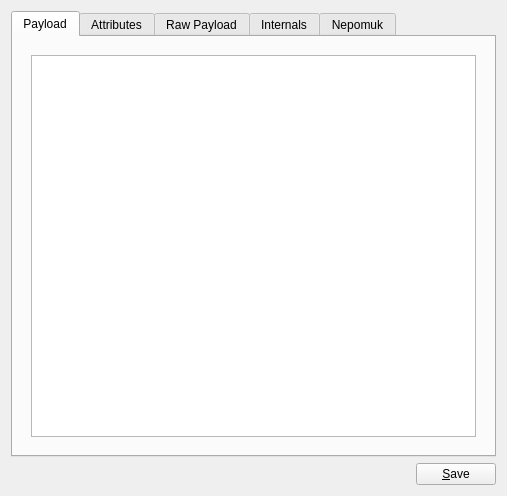
Qt form akonadi/akonadiconsole/browserwidget_contentview.ui (KDE/kdepim-runtime) before a commit.
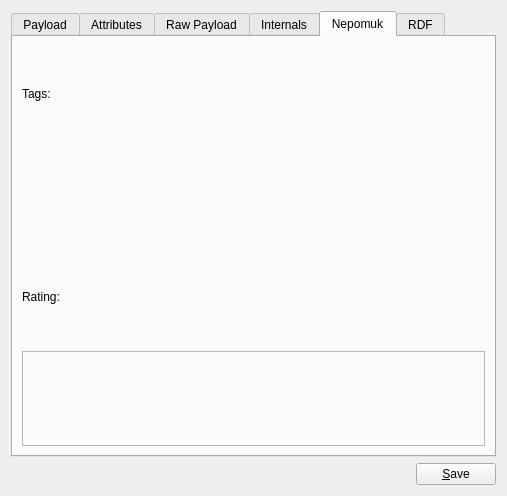
The same form after that commit. The open tabs and pages were chosen to show the change. Custom widgets are drawn as their Qt base class.

```diff
--- a/akonadi/akonadiconsole/browserwidget_contentview.ui
+++ b/akonadi/akonadiconsole/browserwidget_contentview.ui
@@ -280,10 +280,44 @@
        </item>
       </layout>
      </widget>
-     <widget class="QWidget" name="nepomukTab">
+     <widget class="QWidget" name="tab_5">
       <attribute name="title">
        <string>Nepomuk</string>
       </attribute>
+      <layout class="QVBoxLayout" name="verticalLayout_2">
+       <item>
+        <widget class="QLabel" name="label">
+         <property name="text">
+          <string>Tags:</string>
+         </property>
+        </widget>
+       </item>
+       <item>
+        <widget class="Nepomuk::TagWidget" name="tagWidget" native="true"/>
+       </item>
+       <item>
+        <widget class="QLabel" name="label_8">
+         <property name="text">
+          <string>Rating:</string>
+         </property>
+        </widget>
+       </item>
+       <item>
+        <widget class="KRatingWidget" name="ratingWidget">
+         <property name="frameShape">
+          <enum>QFrame::StyledPanel</enum>
+         </property>
+         <property name="frameShadow">
+          <enum>QFrame::Raised</enum>
+         </property>
+        </widget>
+       </item>
+      </layout>
+     </widget>
+     <widget class="QWidget" name="nepomukTab">
+      <attribute name="title">
+       <string>RDF</string>
+      </attribute>
       <layout class="QVBoxLayout" name="verticalLayout">
        <item>
         <widget class="QTreeView" name="nepomukView">
@@ -360,9 +394,21 @@
    <header location="global">kcal/kcalitembrowser.h</header>
   </customwidget>
   <customwidget>
-   <class>MailViewer</class>
-   <extends>KTextBrowser</extends>
-   <header location="global">libmailreader/kmreaderwin.h</header>
+   <class>MailViewer</class>                                                                                                                                                                                       
+   <extends>KTextBrowser</extends>                                                                                                                                                                                 
+   <header location="global">libmailreader/kmreaderwin.h</header>                                                                                                                                                  
+  </customwidget>
+  <customwidget>
+   <class>Nepomuk::TagWidget</class>
+   <extends>QWidget</extends>
+   <header location="global">nepomuk/kmetadatatagwidget.h</header>
+   <container>1</container>
+  </customwidget>
+  <customwidget>
+   <class>KRatingWidget</class>
+   <extends>QFrame</extends>
+   <header location="global">nepomuk/kratingwidget.h</header>
+   <container>1</container>
   </customwidget>
  </customwidgets>
  <resources/>
```
Left out of the diff: 14 changed lines with no effect on the pictures.
